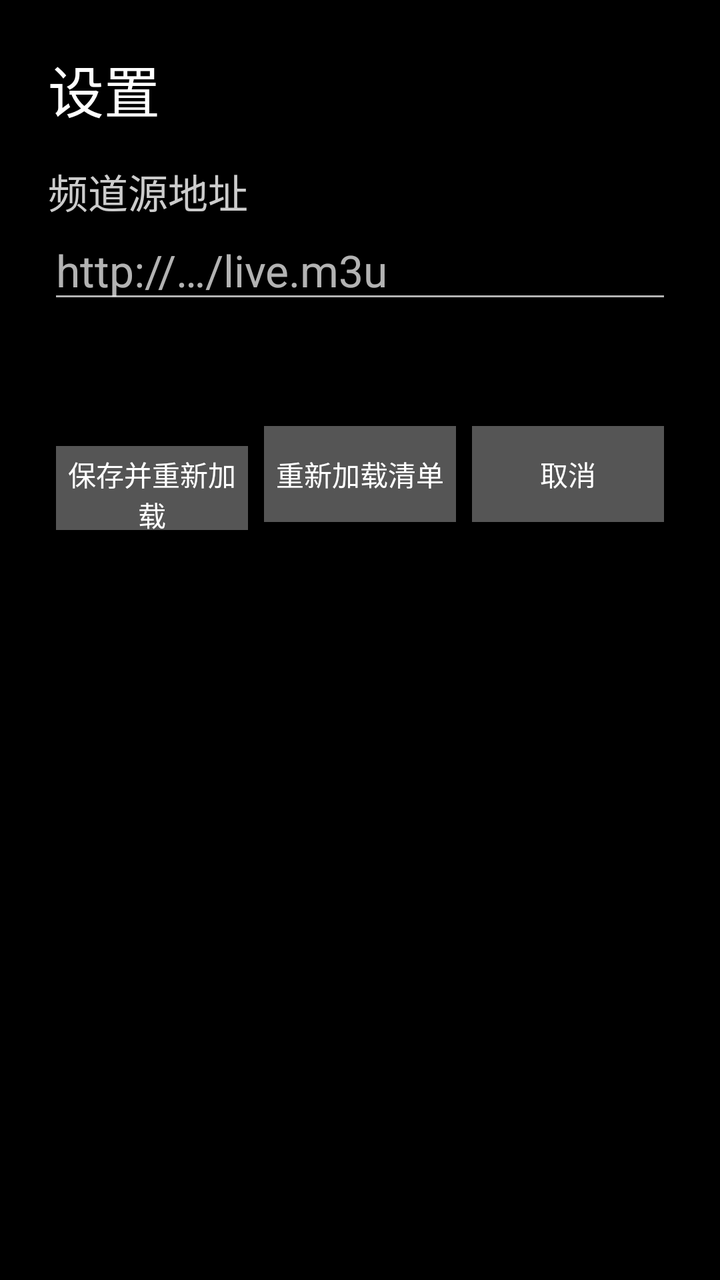
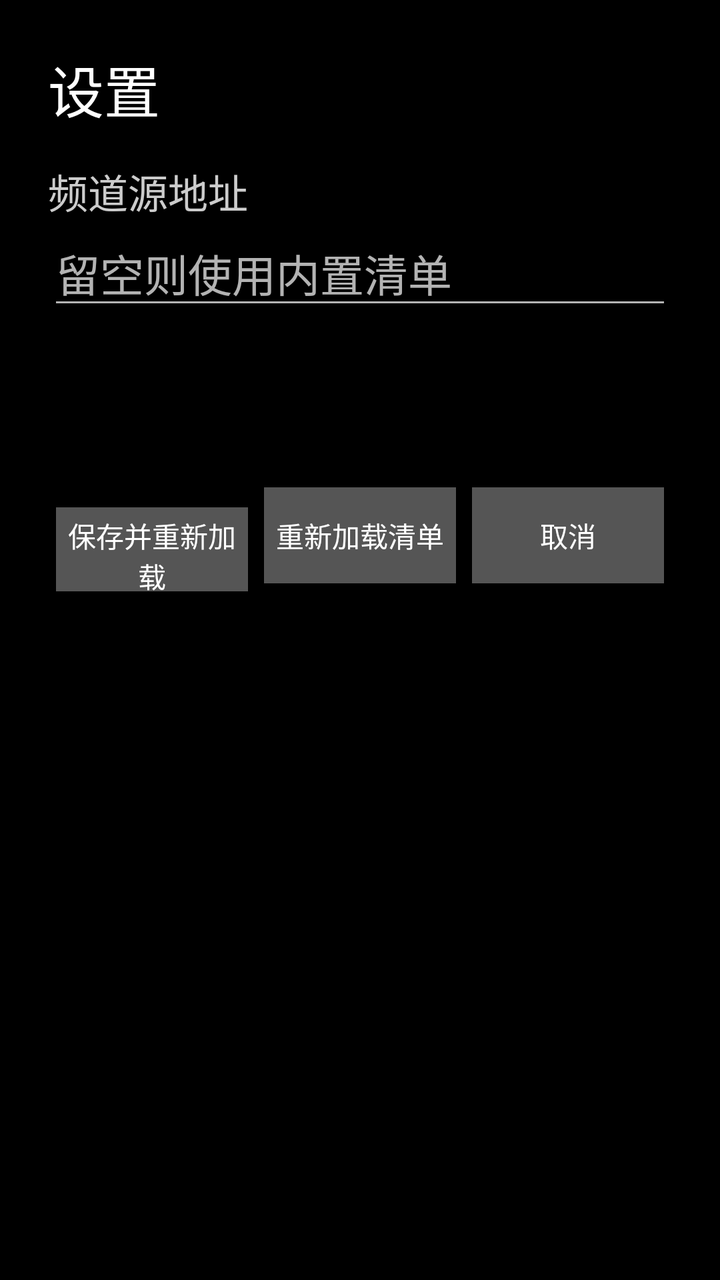

Two renders of the same Android screen: before a commit and after it. Below are the layout's source before the change and the commit's diff.
<!-- AndroidManifest.xml: application theme Theme.LiveTv -->
<!-- res/layout/dialog_settings.xml -->
<?xml version="1.0" encoding="utf-8"?>
<LinearLayout xmlns:android="http://schemas.android.com/apk/res/android"
    android:layout_width="640dp"
    android:layout_height="wrap_content"
    android:orientation="vertical"
    android:padding="24dp">

    <TextView
        android:layout_width="wrap_content"
        android:layout_height="wrap_content"
        android:text="设置"
        android:textColor="@android:color/white"
        android:textSize="28sp" />

    <TextView
        android:layout_width="wrap_content"
        android:layout_height="wrap_content"
        android:layout_marginTop="16dp"
        android:text="频道源地址"
        android:textColor="#CCFFFFFF"
        android:textSize="20sp" />

    <EditText
        android:id="@+id/source_input"
        android:layout_width="match_parent"
        android:layout_height="wrap_content"
        android:hint="http://…/live.m3u"
        android:imeOptions="actionDone"
        android:nextFocusDown="@id/btn_save"
        android:importantForAutofill="no"
        android:inputType="textUri"
        android:singleLine="true"
        android:textColor="@android:color/white"
        android:textSize="22sp" />

    <TextView
        android:id="@+id/version_text"
        android:layout_width="wrap_content"
        android:layout_height="wrap_content"
        android:layout_marginTop="12dp"
        android:textColor="#99FFFFFF"
        android:textSize="18sp" />

    <LinearLayout
        android:layout_width="match_parent"
        android:layout_height="wrap_content"
        android:layout_marginTop="16dp"
        android:orientation="horizontal">

        <Button
            android:id="@+id/btn_save"
            android:layout_width="0dp"
            android:layout_height="wrap_content"
            android:layout_weight="1"
            android:background="@drawable/btn_bg"
            android:layout_margin="4dp"
            android:textColor="@android:color/white"
            android:text="保存并重新加载" />

        <Button
            android:id="@+id/btn_reload"
            android:layout_width="0dp"
            android:layout_height="wrap_content"
            android:layout_weight="1"
            android:background="@drawable/btn_bg"
            android:layout_margin="4dp"
            android:textColor="@android:color/white"
            android:text="重新加载清单" />

        <Button
            android:id="@+id/btn_cancel"
            android:layout_width="0dp"
            android:layout_height="wrap_content"
            android:layout_weight="1"
            android:background="@drawable/btn_bg"
            android:layout_margin="4dp"
            android:textColor="@android:color/white"
            android:text="取消" />
    </LinearLayout>
</LinearLayout>
<!-- resources referenced by this layout -->
<resources>
  <!-- drawable btn_bg (drawable) -->
  <selector xmlns:android="http://schemas.android.com/apk/res/android">
      <item android:state_focused="true" android:drawable="@color/row_focused" />
      <item android:state_pressed="true" android:drawable="@color/row_focused" />
      <item android:drawable="@color/btn_normal" />
  </selector>
  <style name="Theme.LiveTv" parent="Theme.AppCompat.NoActionBar">
          <item name="android:windowBackground">@android:color/black</item>
          <item name="android:windowFullscreen">true</item>
          <item name="android:windowNoTitle">true</item>
      </style>
  <color name="row_focused">#FF1E88E5</color>
  <color name="btn_normal">#FF555555</color>
</resources>

<!-- the commit's change to res/layout/dialog_settings.xml (unified diff, before → after) -->
@@ -24,7 +24,7 @@
         android:id="@+id/source_input"
         android:layout_width="match_parent"
         android:layout_height="wrap_content"
-        android:hint="http://…/live.m3u"
+        android:hint="留空则使用内置清单"
         android:imeOptions="actionDone"
         android:nextFocusDown="@id/btn_save"
         android:importantForAutofill="no"
@@ -32,6 +32,14 @@
         android:singleLine="true"
         android:textColor="@android:color/white"
         android:textSize="22sp" />
+
+    <TextView
+        android:id="@+id/source_current"
+        android:layout_width="wrap_content"
+        android:layout_height="wrap_content"
+        android:layout_marginTop="6dp"
+        android:textColor="#99FFFFFF"
+        android:textSize="16sp" />
 
     <TextView
         android:id="@+id/version_text"
